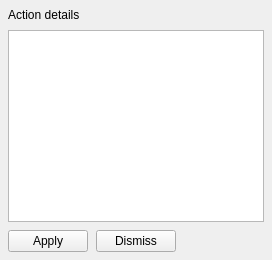
First picture: the form in src/dtflow/ui/forms/inline_feedback.ui, repository djebaz/dtflow, before the edit.
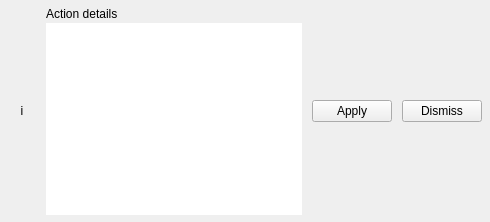
Second picture: the form after the edit.

Commit message: Unified bottom feedback overlay

```diff
--- a/src/dtflow/ui/forms/inline_feedback.ui
+++ b/src/dtflow/ui/forms/inline_feedback.ui
@@ -4,18 +4,17 @@
  <widget class="QFrame" name="inlineFeedback">
   <property name="accessibleName"><string>Action details and inline editor</string></property>
   <layout class="QVBoxLayout" name="inlineLayout">
-   <property name="spacing"><number>8</number></property>
-   <property name="leftMargin"><number>8</number></property>
-   <property name="topMargin"><number>8</number></property>
-   <property name="rightMargin"><number>8</number></property>
-   <property name="bottomMargin"><number>8</number></property>
-   <item><widget class="QLabel" name="inlineTitleLabel"><property name="text"><string>Action details</string></property></widget></item>
-   <item><widget class="QTextBrowser" name="inlineTextBrowser"><property name="maximumHeight"><number>150</number></property><property name="openExternalLinks"><bool>false</bool></property></widget></item>
-   <item><layout class="QVBoxLayout" name="inlineEditorLayout"/></item>
-   <item><layout class="QHBoxLayout" name="inlineActionLayout">
+   <property name="spacing"><number>6</number></property>
+   <property name="leftMargin"><number>8</number></property><property name="topMargin"><number>7</number></property>
+   <property name="rightMargin"><number>8</number></property><property name="bottomMargin"><number>7</number></property>
+   <item><layout class="QHBoxLayout" name="inlineRowLayout"><property name="spacing"><number>10</number></property>
+    <item><widget class="QLabel" name="inlineSymbol"><property name="minimumSize"><size><width>28</width><height>28</height></size></property><property name="maximumSize"><size><width>28</width><height>28</height></size></property><property name="alignment"><set>Qt::AlignCenter</set></property><property name="text"><string>i</string></property></widget></item>
+    <item><layout class="QVBoxLayout" name="inlineCopyLayout"><property name="spacing"><number>2</number></property>
+     <item><widget class="QLabel" name="inlineTitleLabel"><property name="text"><string>Action details</string></property><property name="wordWrap"><bool>true</bool></property></widget></item>
+     <item><widget class="QTextBrowser" name="inlineTextBrowser"><property name="minimumSize"><size><width>0</width><height>16</height></size></property><property name="maximumHeight"><number>150</number></property><property name="frameShape"><enum>QFrame::NoFrame</enum></property><property name="horizontalScrollBarPolicy"><enum>Qt::ScrollBarAlwaysOff</enum></property><property name="openExternalLinks"><bool>false</bool></property></widget></item>
+    </layout></item>
     <item><widget class="QPushButton" name="inlineAcceptButton"><property name="text"><string>Apply</string></property></widget></item>
     <item><widget class="QPushButton" name="inlineDismissButton"><property name="text"><string>Dismiss</string></property></widget></item>
-    <item><spacer name="inlineSpacer"><property name="orientation"><enum>Qt::Horizontal</enum></property><property name="sizeHint" stdset="0"><size><width>0</width><height>0</height></size></property></spacer></item>
    </layout></item>
   </layout>
  </widget>
```
Left out of the diff: 6 changed lines with no effect on the pictures. The commit also changes 19 other files.
